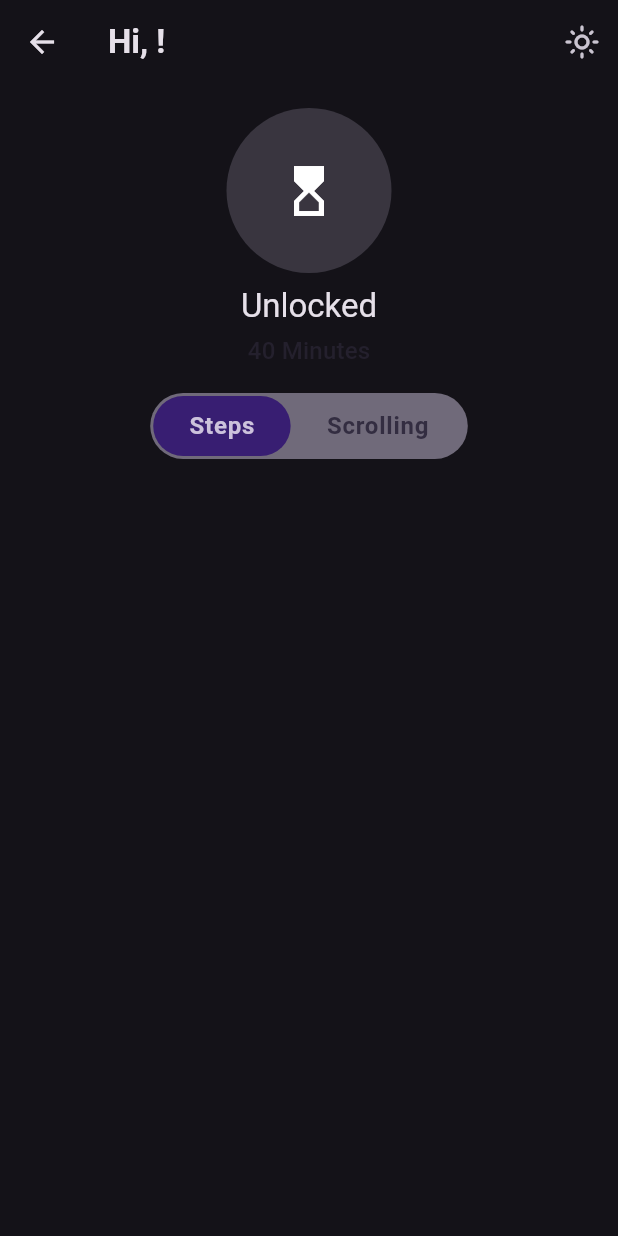
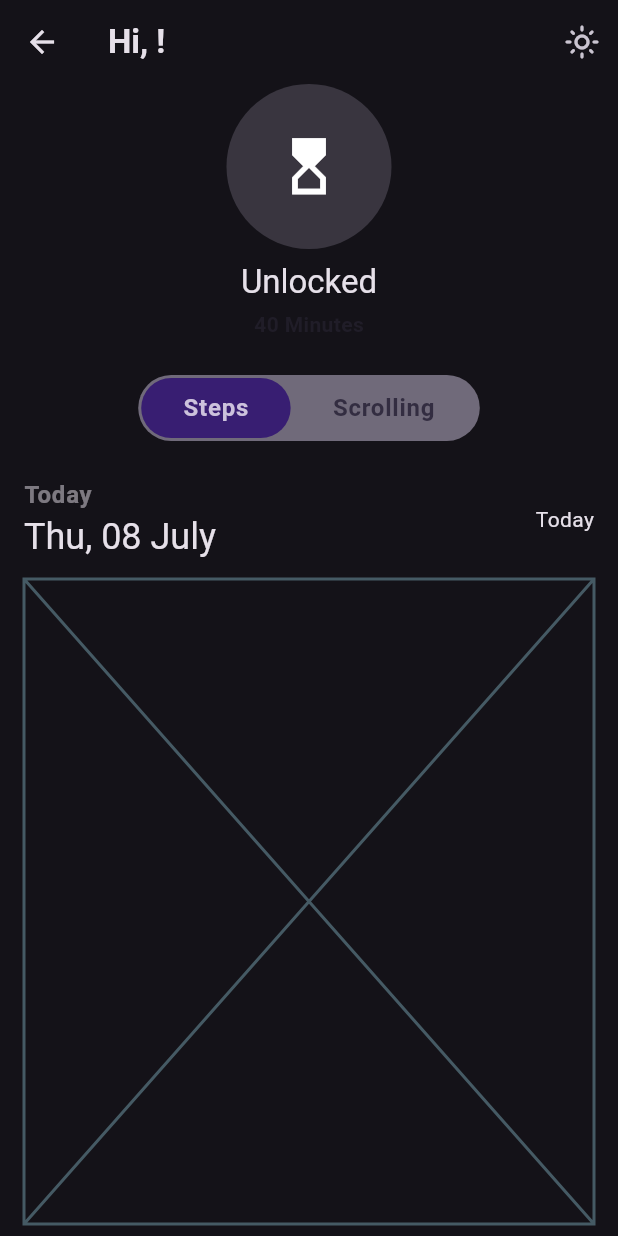
Before and after one commit to Bilawal-Mehfooz-Malik/waddle_app, a Flutter app: the HomeScreen screen opened directly, after a tap on the "brightness auto" icon, on a phone screen of 412 x 824 dp. Run offline on Flutter 3.47's test engine with Material 3 defaults, Android fonts, the phone set to English and light mode, and no system bars; drawn by our look-alikes of custom_sliding_segmented_control; our stand-ins replace cloud_firestore, connectivity_plus, either_dart, email_validator, firebase_core, flutter_riverpod and 4 more; accounts and stored records are empty; generated files the repository leaves out were written again.

Commit message:
change from set state to notfier class and added date section

```diff
--- /dev/null
+++ b/lib/src/features/home/presentation/controllers/home_view_controller.dart
@@ -0,0 +1,16 @@
+import 'package:flutter_riverpod/flutter_riverpod.dart';
+import 'package:waddle_app/src/features/home/presentation/widgets/segmented_section.dart';
+
+class HomeViewController extends Notifier<HomeView> {
+  @override
+  HomeView build() {
+    return HomeView.steps;
+  }
+
+  void onChanged(HomeView value) {
+    state = value;
+  }
+}
+
+final homeViewProvider =
+    NotifierProvider<HomeViewController, HomeView>(HomeViewController.new);
--- a/lib/src/features/home/presentation/widgets/home_body.dart
+++ b/lib/src/features/home/presentation/widgets/home_body.dart
@@ -1,64 +1,73 @@
 import 'package:flutter/material.dart';
+import 'package:flutter_riverpod/flutter_riverpod.dart';
 import 'package:waddle_app/src/common/app_sizes.dart';
-import 'package:waddle_app/src/features/home/presentation/widgets/custom_segment_button.dart';
+import 'package:waddle_app/src/features/home/presentation/controllers/home_view_controller.dart';
+import 'package:waddle_app/src/features/home/presentation/widgets/time_section.dart';
+import 'package:waddle_app/src/features/home/presentation/widgets/segmented_section.dart';
 import 'package:waddle_app/src/utils/extensions.dart';
 
-enum ViewType { steps, scrolling }
-
-class HomeBody extends StatelessWidget {
+class HomeBody extends ConsumerWidget {
   const HomeBody({super.key});
 
   @override
-  Widget build(BuildContext context) {
-    return Container(
-      padding: const EdgeInsets.all(Sizes.p16),
+  Widget build(BuildContext context, WidgetRef ref) {
+    final homeView = ref.watch(homeViewProvider);
+
+    return Padding(
+      padding: const EdgeInsets.symmetric(horizontal: Sizes.p16),
       child: Column(
         crossAxisAlignment: CrossAxisAlignment.stretch,
         children: [
-          TimeSection(),
-          gapH16,
-          CustomSegmentedButton(),
+          const TimeSection(),
+          gapH24,
+          const SegmentedSection(),
+          gapH24,
+          const DateSection(),
+          gapH12,
+          if (homeView == HomeView.steps) const Expanded(child: Placeholder()),
+          if (homeView == HomeView.scrolling)
+            const Expanded(child: Placeholder()),
+          gapH8,
         ],
       ),
     );
   }
 }
 
-class TimeSection extends StatelessWidget {
-  const TimeSection({super.key});
+class DateSection extends StatelessWidget {
+  const DateSection({super.key});
 
   @override
   Widget build(BuildContext context) {
-    return Column(
-      crossAxisAlignment: CrossAxisAlignment.center,
+    return Row(
+      mainAxisAlignment: MainAxisAlignment.spaceBetween,
       children: [
-        _buildHourGlass(context),
-        gapH8,
-        Text(context.loc.unlocked, style: context.txtTheme.titleLarge),
-        gapH4,
-        _buildMinutesText(context),
+        _leftSection(context),
+        _rightDropdownButton(),
       ],
     );
   }
 
-  Container _buildHourGlass(BuildContext context) {
-    return Container(
-      width: 110,
-      height: 110,
-      decoration: BoxDecoration(
-        shape: BoxShape.circle,
-        color: context.color.secondary.withOpacity(0.2),
-      ),
-      child: const Icon(Icons.hourglass_top, size: 40),
+  Column _leftSection(BuildContext context) {
+    return Column(
+      crossAxisAlignment: CrossAxisAlignment.start,
+      children: [
+        Text(
+          'Today'.hardcoded,
+          style: context.txtTheme.bodyLarge!.copyWith(
+            fontWeight: FontWeight.bold,
+            color: context.color.onSurface.withOpacity(0.5),
+          ),
+        ),
+        Text(
+          'Thu, 08 July'.hardcoded,
+          style: context.txtTheme.headlineSmall,
+        ),
+      ],
     );
   }
 
-  Text _buildMinutesText(BuildContext context) {
-    // TODO: Implement minutes from realtime
-    return Text(
-      '40 ${context.loc.minutes}',
-      style: context.txtTheme.titleMedium!
-          .copyWith(color: context.color.onSecondary.withOpacity(0.5)),
-    );
+  Widget _rightDropdownButton() {
+    return Text('Today'.hardcoded);
   }
 }
--- a/lib/src/features/home/presentation/widgets/custom_segment_button.dart
+++ b/lib/src/features/home/presentation/widgets/segmented_section.dart
@@ -1,29 +1,19 @@
 import 'package:flutter/material.dart';
+import 'package:flutter_riverpod/flutter_riverpod.dart';
 import 'package:waddle_app/src/common/app_sizes.dart';
+import 'package:waddle_app/src/features/home/presentation/controllers/home_view_controller.dart';
 import 'package:waddle_app/src/utils/extensions.dart';
 import 'package:custom_sliding_segmented_control/custom_sliding_segmented_control.dart';
 
 enum HomeView { steps, scrolling }
 
-class CustomSegmentedButton extends StatefulWidget {
-  const CustomSegmentedButton({super.key});
+class SegmentedSection extends ConsumerWidget {
+  const SegmentedSection({super.key});
 
   @override
-  State<CustomSegmentedButton> createState() => _CustomSegmentedButtonState();
-}
-
-class _CustomSegmentedButtonState extends State<CustomSegmentedButton> {
-  HomeView _selectedSegment = HomeView.steps;
-
-  void _onChanged(value) {
-    if (value != null) {
-      setState(() => _selectedSegment = value);
-    }
-  }
-
-  @override
-  Widget build(BuildContext context) {
+  Widget build(BuildContext context, WidgetRef ref) {
     final radius = BorderRadius.circular(25);
+    final notifier = ref.read(homeViewProvider.notifier);
 
     return Center(
       child: CustomSlidingSegmentedControl(
@@ -37,28 +27,29 @@ class _CustomSegmentedButtonState extends State<CustomSegmentedButton> {
         ),
 
         // [Main Widgets]
-        onValueChanged: _onChanged,
-        children: _buildChildrens(context),
+        onValueChanged: notifier.onChanged,
+        children: _buildChildrens(context, ref),
       ),
     );
   }
 
-  Map<HomeView, Widget> _buildChildrens(BuildContext context) {
+  Map<HomeView, Widget> _buildChildrens(BuildContext context, WidgetRef ref) {
+    final homeView = ref.watch(homeViewProvider);
     return {
       HomeView.steps: _segmentedWidget(
-          context.loc.steps, _selectedSegment == HomeView.steps),
+          context, context.loc.steps, homeView == HomeView.steps),
       HomeView.scrolling: _segmentedWidget(
-          context.loc.scrolling, _selectedSegment == HomeView.scrolling),
+          context, context.loc.scrolling, homeView == HomeView.scrolling),
     };
   }
 
-  Widget _segmentedWidget(String text, bool isSelected) {
+  Padding _segmentedWidget(BuildContext context, String text, bool isSelected) {
     final color =
         isSelected ? context.color.secondary : context.color.onSecondary;
 
     return Padding(
       padding:
-          const EdgeInsets.symmetric(vertical: Sizes.p4, horizontal: Sizes.p12),
+          const EdgeInsets.symmetric(vertical: Sizes.p4, horizontal: Sizes.p16),
       child: Text(
         text,
         style: context.txtTheme.bodyLarge!
--- /dev/null
+++ b/lib/src/features/home/presentation/widgets/time_section.dart
@@ -0,0 +1,44 @@
+import 'package:flutter/material.dart';
+import 'package:waddle_app/src/common/app_sizes.dart';
+import 'package:waddle_app/src/utils/extensions.dart';
+
+class TimeSection extends StatelessWidget {
+  const TimeSection({super.key});
+
+  @override
+  Widget build(BuildContext context) {
+    return Column(
+      crossAxisAlignment: CrossAxisAlignment.center,
+      children: [
+        _buildHourGlass(context),
+        gapH8,
+        Text(context.loc.unlocked, style: context.txtTheme.titleLarge),
+        gapH4,
+        _buildMinutesText(context),
+      ],
+    );
+  }
+
+  Container _buildHourGlass(BuildContext context) {
+    return Container(
+      width: 110,
+      height: 110,
+      decoration: BoxDecoration(
+        shape: BoxShape.circle,
+        color: context.color.secondary.withOpacity(0.2),
+      ),
+      child: const Icon(Icons.hourglass_top, size: 45),
+    );
+  }
+
+  Text _buildMinutesText(BuildContext context) {
+    // TODO: Implement minutes from realtime
+    return Text(
+      '40 ${context.loc.minutes}',
+      style: context.txtTheme.bodyMedium!.copyWith(
+        color: context.color.onSecondary.withOpacity(0.4),
+        fontWeight: FontWeight.w600,
+      ),
+    );
+  }
+}
```
